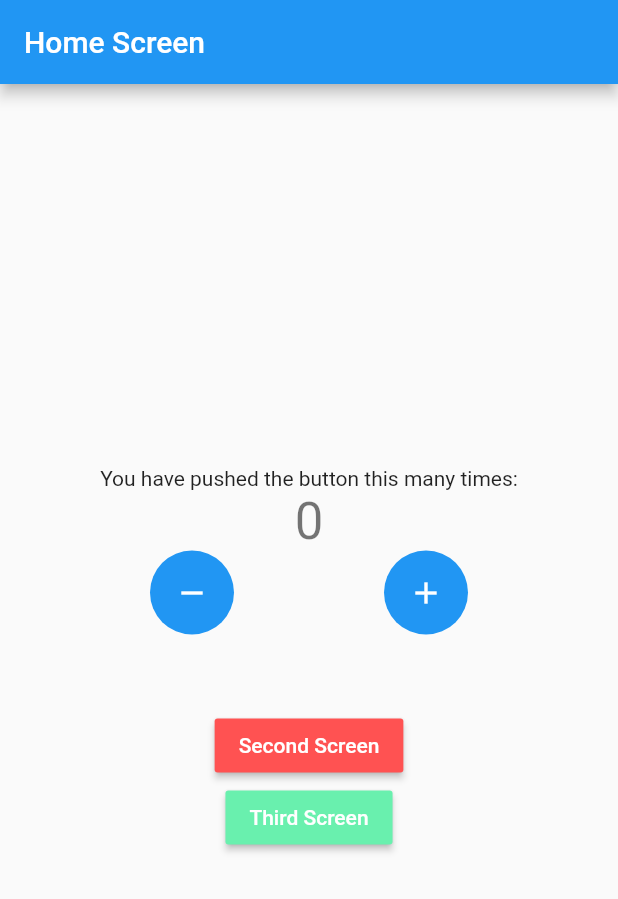
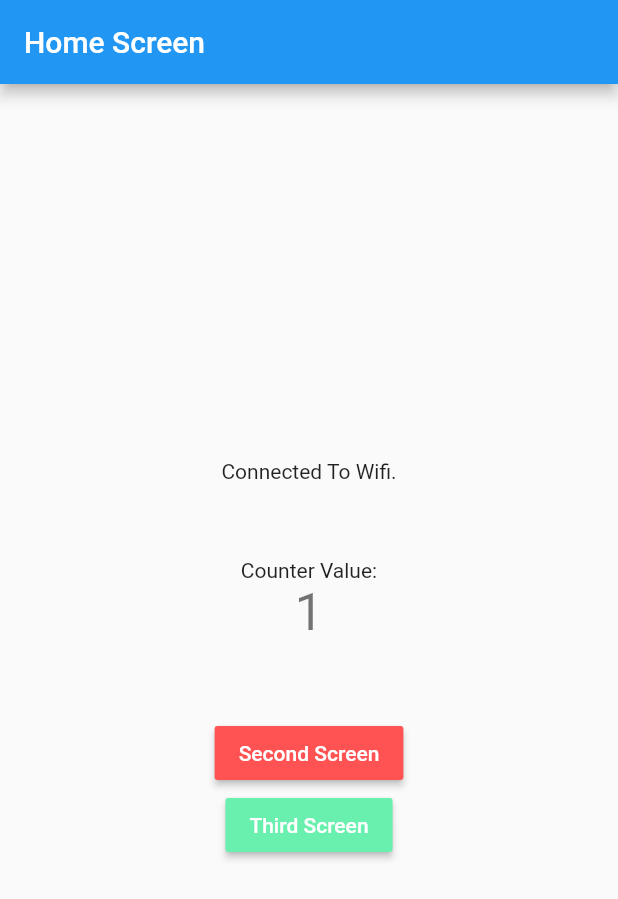
Before and after one commit to mabdullah412/learning-flutter-bloc, a Flutter app: the screen it shows after launch, on a phone screen of 412 x 824 dp. Shown: the top 899 px of the screen. Run offline on Flutter 3.47's test engine with Material 2 defaults, Android fonts, the light colour scheme and no system bars; our stand-ins replace connectivity_plus, equatable, flutter_bloc.

Commit message:
create internet cubit. communicate between cubit using streamSubscription

```diff
--- a/lib/business_logic/cubit/counter_cubit.dart
+++ b/lib/business_logic/cubit/counter_cubit.dart
@@ -1,21 +1,49 @@
-import 'package:bloc/bloc.dart';
+import 'dart:async';
+
+import 'package:flutter_bloc/flutter_bloc.dart';
 import 'package:equatable/equatable.dart';
-import 'package:meta/meta.dart';
+import 'package:flutter_bloc_concepts/business_logic/cubit/internet_cubit.dart';
+import 'package:flutter_bloc_concepts/constants/enums.dart';
 
 part 'counter_state.dart';
 
 class CounterCubit extends Cubit<CounterState> {
-  // we need to set the initail state of the counter
-  // which is CounterState()
-  CounterCubit()
+  // * counterCubit() now depends on InternetCubit for connectivity
+  final InternetCubit internetCubit;
+  // * so for connectivity we initialize an InternetCubit in
+  // * our counter cubit.
+
+  // * now we need a streamSubscription to subscribe to the
+  // * InternetCubit's stream of states
+  late StreamSubscription internetStreamSubscription;
+  // ! remeber, each bloc/cubit has a stream of states
+  // ! that can be subscribed to
+
+  // * we need to set the initail state of the counter
+  // * which is CounterState() with counterValue 0
+  CounterCubit({required this.internetCubit})
       : super(
           const CounterState(
             counterValue: 0,
             wasIncremented: true,
           ),
-        );
+        ) {
+    monitorInternetCubit();
+  }
 
-  // 'state' returns the instance of current state of our counter
+  monitorInternetCubit() {
+    internetStreamSubscription = internetCubit.stream.listen(
+      (internetState) {
+        if (internetState is InternetConnected &&
+            internetState.connectionType == ConnectionType.wifi) {
+          increment();
+        } else if (internetState is InternetConnected &&
+            internetState.connectionType == ConnectionType.mobile) {
+          decrement();
+        }
+      },
+    );
+  }
 
   // increment, decrement functions
   void increment() => emit(
@@ -31,4 +59,11 @@
           wasIncremented: false,
         ),
       );
+
+  // ! closing the subsscription after the bloc/cubit is closed
+  @override
+  Future<void> close() {
+    internetStreamSubscription.cancel();
+    return super.close();
+  }
 }
--- /dev/null
+++ b/lib/business_logic/cubit/internet_cubit.dart
@@ -0,0 +1,58 @@
+import 'dart:async';
+
+import 'package:connectivity_plus/connectivity_plus.dart';
+import 'package:flutter_bloc/flutter_bloc.dart';
+import 'package:flutter_bloc_concepts/constants/enums.dart';
+
+part 'internet_state.dart';
+
+class InternetCubit extends Cubit<InternetState> {
+  // * from connectivity_plus plugin
+  final Connectivity connectivity;
+
+  // * creating a stream subscription so that we can
+  // * subscribe to it
+  late StreamSubscription connectivityStreamSubscription;
+  // * now we initialize this stream in the constructor by subscribing
+  // * to the onConnectivityChanged stream from connectivity_plus plugin
+
+  // * when the internet cubit constructor gets called
+  // * the first state emitted is the InternetLoading state
+  InternetCubit({required this.connectivity}) : super(InternetLoading()) {
+    // * whenever a new connection is noticed by the connectivity_plus plugin
+    // * the onConnectivityChanged stream will send a connectivity result.
+    // * we will check it and emit the corresponding state
+    monitorInternetConnection();
+  }
+
+  StreamSubscription<ConnectivityResult> monitorInternetConnection() {
+    return connectivityStreamSubscription =
+        connectivity.onConnectivityChanged.listen(
+      (connectivityResult) {
+        if (connectivityResult == ConnectivityResult.wifi) {
+          emitInternetConnected(ConnectionType.wifi);
+        } else if (connectivityResult == ConnectivityResult.mobile) {
+          emitInternetConnected(ConnectionType.mobile);
+        } else {
+          // connectivityResult == ConnectivityResult.none
+          emitInternetDisconnected();
+        }
+      },
+    );
+  }
+
+  void emitInternetConnected(ConnectionType connectionType) {
+    emit(InternetConnected(connectionType: connectionType));
+  }
+
+  void emitInternetDisconnected() {
+    emit(InternetDisconnected());
+  }
+
+  // ! closing the subsscription after the bloc/cubit is closed
+  @override
+  Future<void> close() {
+    connectivityStreamSubscription.cancel();
+    return super.close();
+  }
+}
--- /dev/null
+++ b/lib/business_logic/cubit/internet_state.dart
@@ -0,0 +1,12 @@
+part of 'internet_cubit.dart';
+
+abstract class InternetState {}
+
+class InternetLoading extends InternetState {}
+
+class InternetConnected extends InternetState {
+  InternetConnected({required this.connectionType});
+  final ConnectionType connectionType;
+}
+
+class InternetDisconnected extends InternetState {}
--- /dev/null
+++ b/lib/constants/enums.dart
@@ -0,0 +1,4 @@
+enum ConnectionType {
+  wifi,
+  mobile,
+}
--- a/lib/main.dart
+++ b/lib/main.dart
@@ -1,35 +1,47 @@
+import 'package:connectivity_plus/connectivity_plus.dart';
 import 'package:flutter/material.dart';
 import 'package:flutter_bloc/flutter_bloc.dart';
-import 'package:flutter_bloc_concepts/business_logic/cubit/counter_cubit.dart';
-import 'package:flutter_bloc_concepts/presentation/router/app_router.dart';
-import 'package:flutter_bloc_concepts/presentation/screens/home_screen.dart';
-import 'package:flutter_bloc_concepts/presentation/screens/second_screen.dart';
-import 'package:flutter_bloc_concepts/presentation/screens/third_screen.dart';
+
+import 'business_logic/cubit/counter_cubit.dart';
+import 'business_logic/cubit/internet_cubit.dart';
+import 'presentation/router/app_router.dart';
 
 void main() {
-  runApp(const MyApp());
+  runApp(MyApp(
+    appRouter: AppRouter(),
+    connectivity: Connectivity(),
+  ));
 }
 
-class MyApp extends StatefulWidget {
-  const MyApp({Key? key}) : super(key: key);
+class MyApp extends StatelessWidget {
+  const MyApp({
+    Key? key,
+    required this.appRouter,
+    required this.connectivity,
+  }) : super(key: key);
 
-  @override
-  State<MyApp> createState() => _MyAppState();
-}
-
-class _MyAppState extends State<MyApp> {
-  final AppRouter _appRouter = AppRouter();
+  final AppRouter appRouter;
+  final Connectivity connectivity;
 
   @override
   Widget build(BuildContext context) {
-    return BlocProvider(
-      create: (context) => CounterCubit(),
+    return MultiBlocProvider(
+      providers: [
+        BlocProvider(
+          create: (context) => InternetCubit(connectivity: connectivity),
+        ),
+        BlocProvider(
+          create: (context) => CounterCubit(
+            internetCubit: BlocProvider.of<InternetCubit>(context),
+          ),
+        ),
+      ],
       child: MaterialApp(
         title: 'Flutter Demo',
         theme: ThemeData(
           primarySwatch: Colors.blue,
         ),
-        onGenerateRoute: _appRouter.onGenerateRoute,
+        onGenerateRoute: appRouter.onGenerateRoute,
       ),
     );
   }
--- a/lib/presentation/screens/home_screen.dart
+++ b/lib/presentation/screens/home_screen.dart
@@ -1,7 +1,9 @@
 import 'package:flutter/material.dart';
 import 'package:flutter_bloc/flutter_bloc.dart';
-import 'package:flutter_bloc_concepts/business_logic/cubit/counter_cubit.dart';
-import 'package:flutter_bloc_concepts/presentation/screens/second_screen.dart';
+import 'package:flutter_bloc_concepts/business_logic/cubit/internet_cubit.dart';
+import 'package:flutter_bloc_concepts/constants/enums.dart';
+
+import '../../business_logic/cubit/counter_cubit.dart';
 
 class HomeScreen extends StatefulWidget {
   const HomeScreen({Key? key, required this.title, required this.colors})
@@ -25,8 +27,26 @@
         child: Column(
           mainAxisAlignment: MainAxisAlignment.center,
           children: <Widget>[
+            BlocBuilder<InternetCubit, InternetState>(
+              builder: (context, state) {
+                if (state is InternetConnected &&
+                    state.connectionType == ConnectionType.wifi) {
+                  return const Text('Connected To Wifi.');
+                } else if (state is InternetConnected &&
+                    state.connectionType == ConnectionType.mobile) {
+                  return const Text('Connected To Mobile Data.');
+                } else if (state is InternetDisconnected) {
+                  return const Text('Not Connected To Internet');
+                } else {
+                  return const CircularProgressIndicator();
+                }
+              },
+            ),
+
+            const SizedBox(height: 50),
+
             const Text(
-              'You have pushed the button this many times:',
+              'Counter Value:',
             ),
 
             // ! blocConsumer, with both listener and builder
@@ -55,31 +75,32 @@
                 );
               },
             ),
-            Row(
-              children: [
-                const Expanded(child: SizedBox()),
-                FloatingActionButton(
-                  heroTag: 'home-increment-btn',
-                  onPressed: () {
-                    BlocProvider.of<CounterCubit>(context).decrement();
-                  },
-                  tooltip: 'decrement',
-                  elevation: 0,
-                  child: const Icon(Icons.remove),
-                ),
-                const Expanded(child: SizedBox()),
-                FloatingActionButton(
-                  heroTag: 'home-decrement-btn',
-                  onPressed: () {
-                    BlocProvider.of<CounterCubit>(context).increment();
-                  },
-                  tooltip: 'Increment',
-                  elevation: 0,
-                  child: const Icon(Icons.add),
-                ),
-                const Expanded(child: SizedBox()),
-              ],
-            ),
+
+            // Row(
+            //   children: [
+            //     const Expanded(child: SizedBox()),
+            //     FloatingActionButton(
+            //       heroTag: 'home-increment-btn',
+            //       onPressed: () {
+            //         BlocProvider.of<CounterCubit>(context).decrement();
+            //       },
+            //       tooltip: 'decrement',
+            //       elevation: 0,
+            //       child: const Icon(Icons.remove),
+            //     ),
+            //     const Expanded(child: SizedBox()),
+            //     FloatingActionButton(
+            //       heroTag: 'home-decrement-btn',
+            //       onPressed: () {
+            //         BlocProvider.of<CounterCubit>(context).increment();
+            //       },
+            //       tooltip: 'Increment',
+            //       elevation: 0,
+            //       child: const Icon(Icons.add),
+            //     ),
+            //     const Expanded(child: SizedBox()),
+            //   ],
+            // ),
 
             const SizedBox(height: 50),
 
--- a/lib/presentation/screens/third_screen.dart
+++ b/lib/presentation/screens/third_screen.dart
@@ -1,7 +1,6 @@
 import 'package:flutter/material.dart';
 import 'package:flutter_bloc/flutter_bloc.dart';
 import 'package:flutter_bloc_concepts/business_logic/cubit/counter_cubit.dart';
-import 'package:flutter_bloc_concepts/presentation/screens/second_screen.dart';
 
 class ThirdScreen extends StatefulWidget {
   const ThirdScreen({Key? key, required this.title, required this.colors})
--- a/pubspec.yaml
+++ b/pubspec.yaml
@@ -38,6 +38,7 @@
   test: ^1.21.1
   bloc_test: ^9.0.3
   equatable: ^2.0.3
+  connectivity_plus: ^2.3.5
 
 dev_dependencies:
   flutter_test:
```
Also changed, not shown: pubspec.lock, 4 other files.
